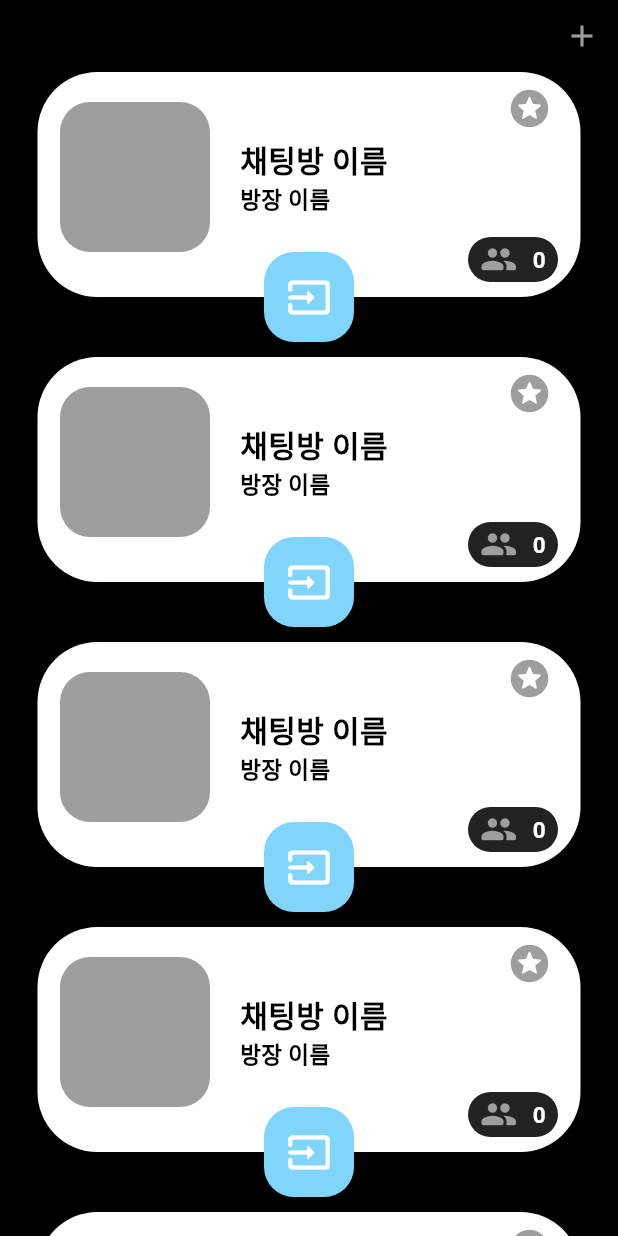
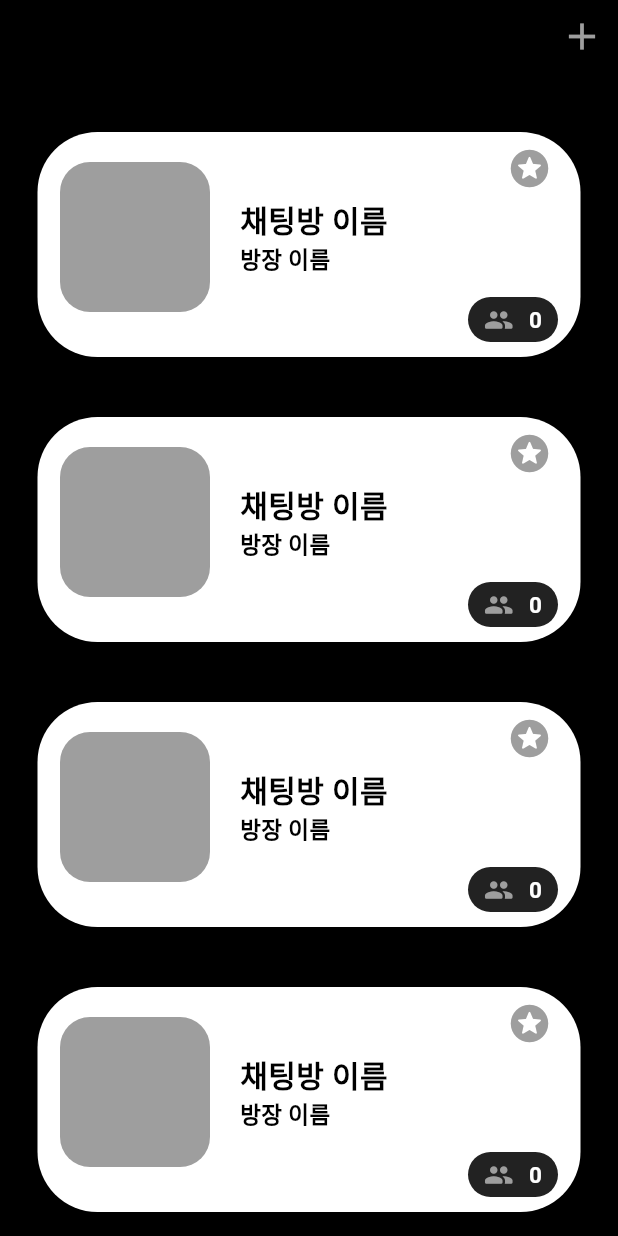
Before and after one commit to Astrum93/Flutter_Music_Is_Life, a Flutter app: the MessengerFragment screen opened directly, on a phone screen of 412 x 824 dp. Run offline on Flutter 3.47's test engine with Material 3 defaults, Android fonts, the phone set to English and light mode, and no system bars; our stand-ins replace carousel_slider, cloud_firestore, dotted_border, firebase_auth, firebase_core, firebase_messaging and 5 more; missing offline and left inert: beautiful_soup_dart; accounts and stored records are empty; generated files the repository leaves out were written again.

Commit message:
240409 코드 정리 및 채팅 추가 버튼 삭제

```diff
--- a/lib/main/tab/messenger/chat_widget/chat_widget.dart
+++ b/lib/main/tab/messenger/chat_widget/chat_widget.dart
@@ -97,38 +97,36 @@ class ChatWidget extends StatelessWidget {
                 Icon(
                   Icons.people_rounded,
                   color: Colors.grey,
-                  size: 25,
+                  size: 20,
                 ),
                 width10,
-                Text(
-                  '0',
-                  style: TextStyle(
-                      color: Colors.white,
-                      fontSize: 15,
-                      fontWeight: FontWeight.bold),
-                ),
+                Text('0',
+                    style: TextStyle(
+                        color: Colors.white,
+                        fontSize: 15,
+                        fontWeight: FontWeight.bold)),
               ],
             ),
           ),
         ),
 
         /// 하늘색 추가 버튼
-        Positioned(
-          bottom: -30,
-          child: Container(
-            width: 60,
-            height: 60,
-            decoration: BoxDecoration(
-              color: Colors.lightBlue.shade200,
-              borderRadius: const BorderRadius.all(Radius.circular(20)),
-            ),
-            child: const Icon(
-              Icons.input_rounded,
-              color: Colors.white,
-              size: 30,
-            ),
-          ),
-        ),
+        // Positioned(
+        //   bottom: -30,
+        //   child: Container(
+        //     width: 60,
+        //     height: 60,
+        //     decoration: BoxDecoration(
+        //       color: Colors.lightBlue.shade200,
+        //       borderRadius: const BorderRadius.all(Radius.circular(20)),
+        //     ),
+        //     child: const Icon(
+        //       Icons.input_rounded,
+        //       color: Colors.white,
+        //       size: 30,
+        //     ),
+        //   ),
+        // ),
       ],
     );
   }
--- a/lib/main/tab/messenger/messenger_app_bar.dart
+++ b/lib/main/tab/messenger/messenger_app_bar.dart
@@ -16,7 +16,11 @@ class MessengerAppBar extends StatelessWidget implements PreferredSizeWidget {
                 MaterialPageRoute(
                     builder: (context) => const CreateChatScreen()));
           },
-          icon: const Icon(Icons.add, color: Colors.grey),
+          icon: const Icon(
+            Icons.add,
+            color: Colors.grey,
+            size: 30,
+          ),
         ),
       ],
     );
--- a/lib/main/tab/messenger/screen/messenger_screen.dart
+++ b/lib/main/tab/messenger/screen/messenger_screen.dart
@@ -8,7 +8,8 @@ class MessengerScreen extends StatelessWidget {
   @override
   Widget build(BuildContext context) {
     return ListView(
-      children: [
+      children: const [
+        Height(40),
         ChatWidget(),
         Height(40),
         ChatWidget(),
```
